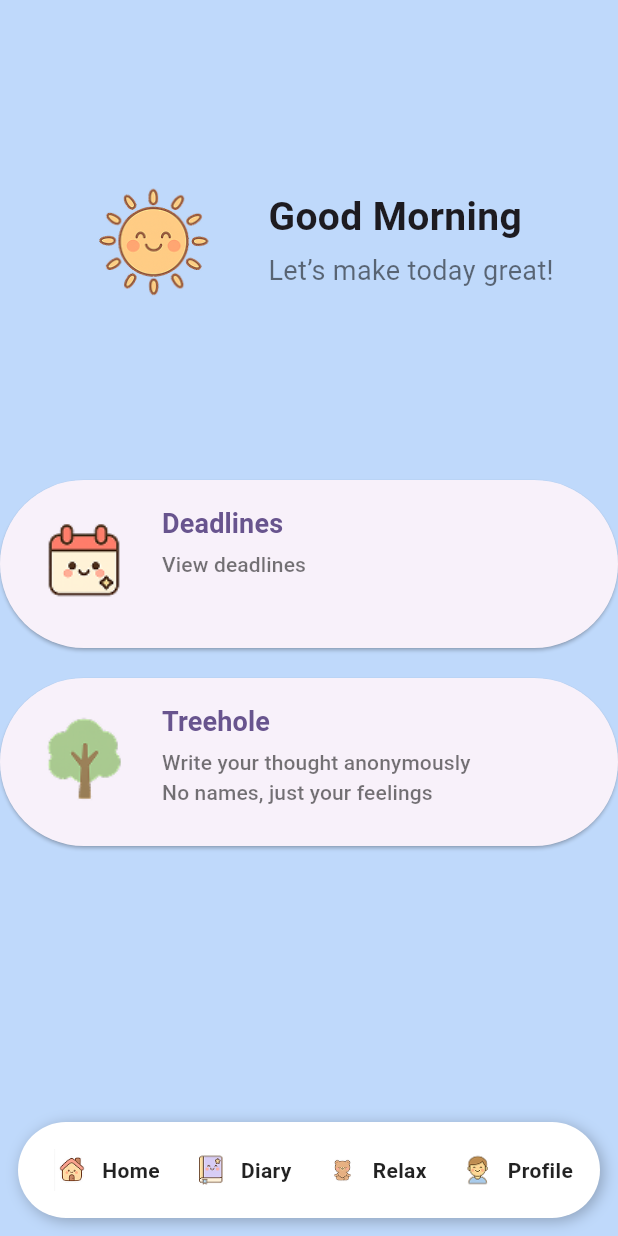
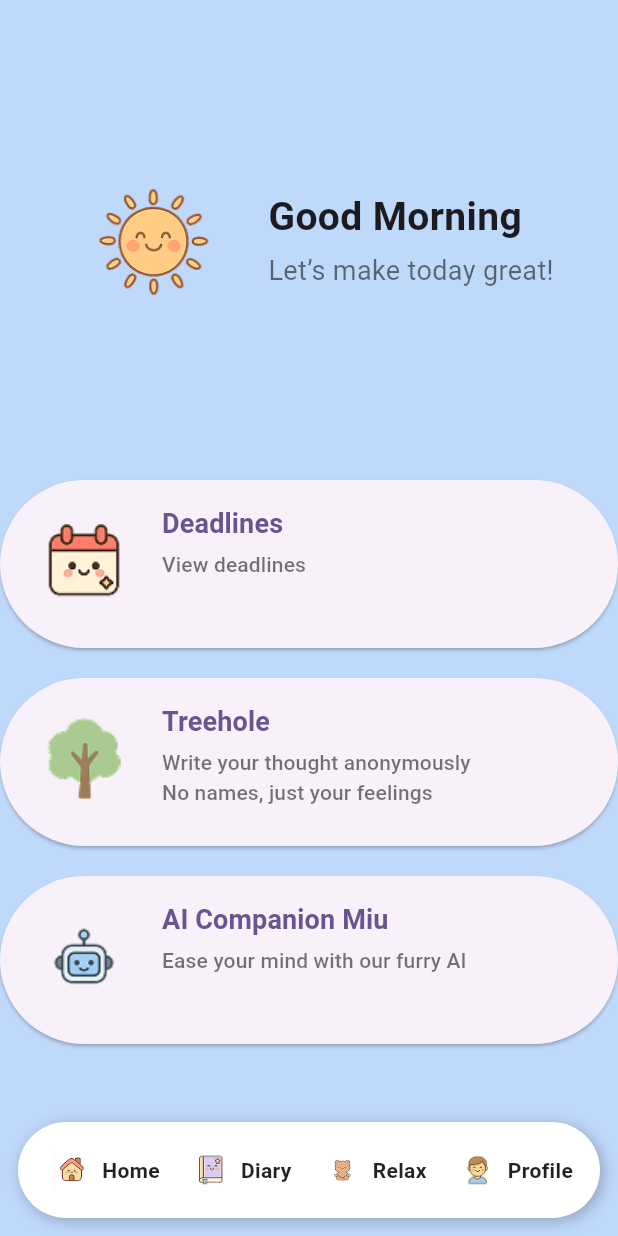
Before and after one commit to Kest-3r/cincailah, a Flutter app: the Home screen opened directly, on a phone screen of 412 x 824 dp. Run offline on Flutter 3.47's test engine with Material 3 defaults, Android fonts, the phone set to English and light mode, and no system bars; our stand-ins replace audioplayers, cloud_firestore, firebase_auth, firebase_core, fl_chart; missing offline and left inert: dart_openai; accounts and stored records are empty.

Commit message:
UI foundation

```diff
--- a/lib/main.dart
+++ b/lib/main.dart
@@ -1,12 +1,16 @@
 import 'package:flutter/material.dart';
 import 'package:firebase_core/firebase_core.dart';
+import 'package:dart_openai/dart_openai.dart';
 import 'firebase_options.dart';
 import 'pages/welcome.dart';
 import 'pages/home.dart';
+import 'env/env.dart';
 
-void main() async{
+void main() async {
   WidgetsFlutterBinding.ensureInitialized();
-  await Firebase.initializeApp(options: DefaultFirebaseOptions.currentPlatform,);
+  await Firebase.initializeApp(options: DefaultFirebaseOptions.currentPlatform);
+  // Set OpenAI API key once
+  OpenAI.apiKey = "YOUR_OPENAI_API_KEY";
   runApp(const MyApp());
 }
 
--- a/lib/pages/home.dart
+++ b/lib/pages/home.dart
@@ -5,6 +5,7 @@ import '../pages/treehole.dart';
 import '../pages/sign_up.dart';
 import '../pages/login.dart';
 import '../pages/welcome.dart';
+import '../pages/ai_companion.dart';
 
 class Home extends StatelessWidget {
   const Home({super.key});
@@ -55,11 +56,23 @@ class Home extends StatelessWidget {
               iconPath: "images/Tree.png",
               title: "Treehole",
               description:
-              "Write your thought anonymously\nNo names, just your feelings",
+                  "Write your thought anonymously\nNo names, just your feelings",
               onPressed: () {
                 Navigator.push(
                   context,
                   MaterialPageRoute(builder: (context) => const Treehole()),
+                );
+              },
+            ),
+            const SizedBox(height: 20),
+            CustomButton(
+              iconPath: "images/AI.png",
+              title: "AI Companion Miu",
+              description: "Ease your mind with our furry AI",
+              onPressed: () {
+                Navigator.push(
+                  context,
+                  MaterialPageRoute(builder: (context) => const AICompanion()),
                 );
               },
             ),
@@ -70,7 +83,6 @@ class Home extends StatelessWidget {
     );
   }
 }
-
 
 class ProfileHeader extends StatelessWidget {
   final String iconPath;
@@ -90,11 +102,7 @@ class ProfileHeader extends StatelessWidget {
       mainAxisAlignment: MainAxisAlignment.center,
       children: [
         // 🌞 Sun (or any icon you pass in via iconPath)
-        Image.asset(
-          iconPath,
-          width: 120,
-          height: 120,
-        ),
+        Image.asset(iconPath, width: 120, height: 120),
         const SizedBox(width: 16),
 
         // Two lines of text
@@ -103,18 +111,12 @@ class ProfileHeader extends StatelessWidget {
           children: [
             Text(
               line1,
-              style: const TextStyle(
-                fontSize: 26,
-                fontWeight: FontWeight.bold,
-              ),
+              style: const TextStyle(fontSize: 26, fontWeight: FontWeight.bold),
             ),
             const SizedBox(height: 4),
             Text(
               line2,
-              style: const TextStyle(
-                fontSize: 18,
-                color: Colors.black54,
-              ),
+              style: const TextStyle(fontSize: 18, color: Colors.black54),
             ),
           ],
         ),
@@ -149,26 +151,23 @@ class CustomButton extends StatelessWidget {
       child: Row(
         crossAxisAlignment: CrossAxisAlignment.start,
         children: [
-          Image.asset(
-            iconPath,
-            width: 80,
-            height: 80,
-          ),
+          Image.asset(iconPath, width: 80, height: 80),
           const SizedBox(width: 12),
           Expanded(
             child: Column(
               crossAxisAlignment: CrossAxisAlignment.start,
               children: [
-                Text(title,
-                    style: const TextStyle(
-                        fontSize: 18, fontWeight: FontWeight.bold)),
+                Text(
+                  title,
+                  style: const TextStyle(
+                    fontSize: 18,
+                    fontWeight: FontWeight.bold,
+                  ),
+                ),
                 const SizedBox(height: 4),
                 Text(
                   description,
-                  style: const TextStyle(
-                    fontSize: 14,
-                    color: Colors.black54,
-                  ),
+                  style: const TextStyle(fontSize: 14, color: Colors.black54),
                 ),
               ],
             ),
```
Also changed, not shown: lib/pages/ai_companion.dart (added, +67 -0 lines), pubspec.yaml (+7 -5 lines), pubspec.lock, 1 other file.
